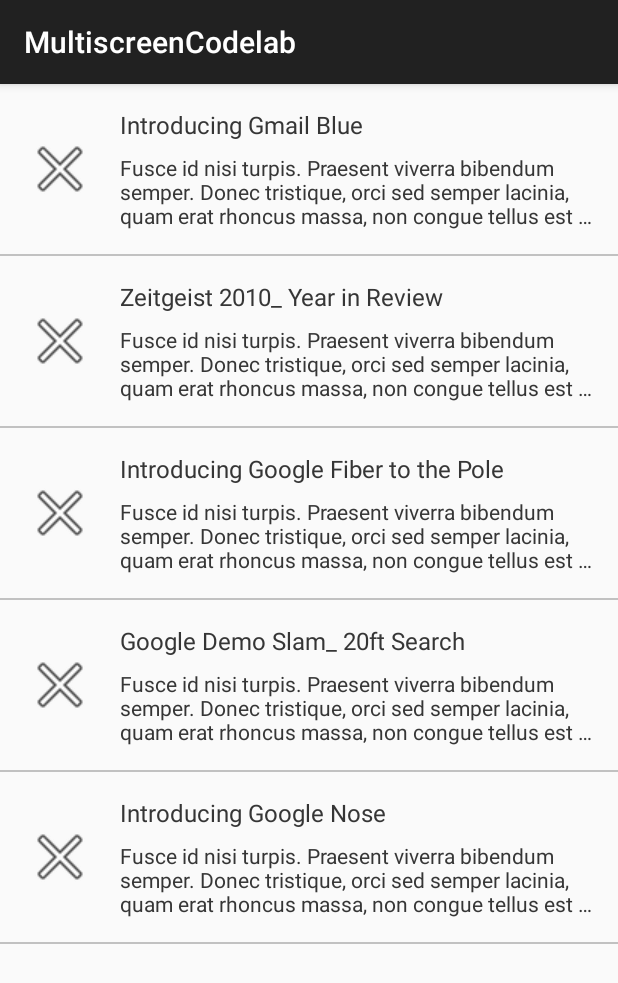
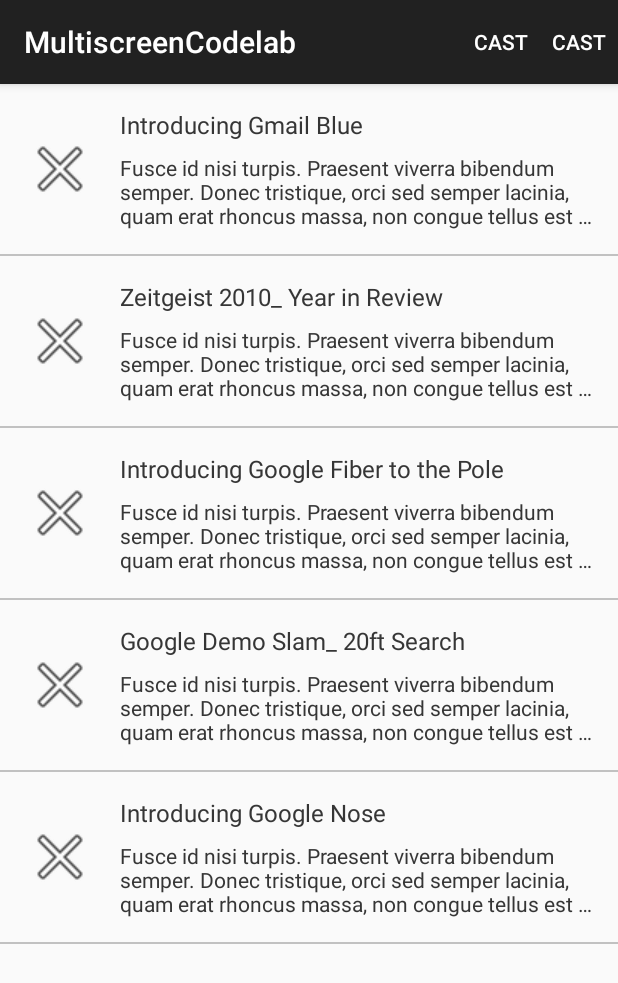
Before and after one commit to GDG-Korea/gdg_multiscreen_codelab, an Android app: the fragment MovieListFragment placed in its activity, on a phone screen of 412 x 824 dp. Shown: the top 983 px of the screen. Run offline under Robolectric (Android 15) with nearby library versions, the phone set to English and light mode, and no system bars; libraries missing offline, so code that uses them is left out: android.support.v7; pictures from the network do not load; 3 statements that could not run were skipped.

Commit message:
Google Cast: Step 1: Add basic cast feature
- Add MediaActionProvider to MovieListFragment
- Handle device discovery/selection
- Launch default media receiver

Signed-off-by: Taeho Kim <jyte82@gmail.com>

```diff
--- a/mobile/src/main/java/com/gdgkoreaandroid/multiscreencodelab/MovieListFragment.java
+++ b/mobile/src/main/java/com/gdgkoreaandroid/multiscreencodelab/MovieListFragment.java
@@ -3,12 +3,20 @@ package com.gdgkoreaandroid.multiscreencodelab;
 import android.app.Activity;
 import android.app.ListFragment;
 import android.os.Bundle;
+import android.support.v4.view.MenuItemCompat;
+import android.support.v7.app.MediaRouteActionProvider;
+import android.support.v7.media.MediaRouter;
 import android.view.Menu;
 import android.view.MenuInflater;
+import android.view.MenuItem;
 import android.view.View;
 import android.widget.ListView;
+import android.widget.Toast;
 
+import com.gdgkoreaandroid.multiscreencodelab.cast.CastListener;
 import com.gdgkoreaandroid.multiscreencodelab.data.MovieList;
+import com.google.android.gms.cast.CastDevice;
+import com.google.android.gms.common.ConnectionResult;
 
 /**
  * A MOVIE_LIST fragment representing a MOVIE_LIST of Movies. This fragment
@@ -19,7 +27,7 @@ import com.gdgkoreaandroid.multiscreencodelab.data.MovieList;
  * Activities containing this fragment MUST implement the {@link Callbacks}
  * interface.
  */
-public class MovieListFragment extends ListFragment{
+public class MovieListFragment extends ListFragment implements CastListener{
 
     /**
      * The serialization (saved instance state) Bundle key representing the
@@ -37,8 +45,6 @@ public class MovieListFragment extends ListFragment{
      * The current activated item position. Only used on tablets.
      */
     private int mActivatedPosition = ListView.INVALID_POSITION;
-
-
 
     /**
      * A callback interface that all activities containing this fragment must
@@ -74,16 +80,35 @@ public class MovieListFragment extends ListFragment{
         super.onCreate(savedInstanceState);
         MovieAdapter movieAdapter = new MovieAdapter(getActivity(), MovieList.MOVIE_LIST);
         setListAdapter(movieAdapter);
+
+        setHasOptionsMenu(true);
+    }
+
+    @Override
+    public void onStart() {
+        super.onStart();
+
     }
 
     @Override
     public void onResume() {
         super.onResume();
+        MyApplication.getCastManager().registerCastListener(this);
+        MyApplication.getCastManager().startDiscovery();
     }
 
     @Override
     public void onPause() {
         super.onPause();
+        MyApplication.getCastManager().stopDiscovery();
+        MyApplication.getCastManager().unregisterCastListener();
+    }
+
+    @Override
+    public void onStop() {
+        super.onStop();
+
+
     }
 
     @Override
@@ -159,5 +184,61 @@ public class MovieListFragment extends ListFragment{
     @Override
     public void onCreateOptionsMenu(Menu menu, MenuInflater inflater) {
         super.onCreateOptionsMenu(menu, inflater);
+        // Inflate menu
+        inflater.inflate(R.menu.fragment_movie_list, menu);
+
+        MenuItem castMenu = menu.findItem(R.id.media_route_menu_item);
+        MediaRouteActionProvider mediaRouteActionProvider =
+                (MediaRouteActionProvider) MenuItemCompat.getActionProvider(castMenu);
+        mediaRouteActionProvider.setRouteSelector(
+                MyApplication.getCastManager().getMediaRouteSelector());
+    }
+
+    @Override
+    public void onRouteSelected(MediaRouter router, MediaRouter.RouteInfo route) {
+        MyApplication.getCastManager().connect();
+    }
+
+    @Override
+    public void onRouteUnselected(MediaRouter router, MediaRouter.RouteInfo route) {
+
+    }
+
+    @Override
+    public void onConnected(Bundle bundle) {
+        CastDevice dev = MyApplication.getCastManager().getCurrentDevice();
+        Toast.makeText(getActivity(),
+                "Connected to " + dev.getFriendlyName(), Toast.LENGTH_SHORT).show();
+        MyApplication.getCastManager().launchApplication();
+    }
+
+    @Override
+    public void onConnectionSuspended(int cause) {
+
+    }
+
+    @Override
+    public void onConnectionFailed(ConnectionResult connectionResult) {
+        Toast.makeText(getActivity(), "Failed to connect", Toast.LENGTH_SHORT).show();
+    }
+
+    @Override
+    public void onApplicationLaunched(boolean wasLaunched) {
+
+    }
+
+    @Override
+    public void onApplicationStatusChanged() {
+
+    }
+
+    @Override
+    public void onVolumeChanged() {
+
+    }
+
+    @Override
+    public void onApplicationDisconnected(int statusCode) {
+
     }
 }
--- /dev/null
+++ b/mobile/src/main/res/menu/fragment_movie_list.xml
@@ -0,0 +1,12 @@
+<?xml version="1.0" encoding="utf-8"?>
+
+<menu xmlns:android="http://schemas.android.com/apk/res/android"
+    xmlns:app="http://schemas.android.com/apk/res-auto">
+
+    <item
+        android:id="@+id/media_route_menu_item"
+        android:title="@string/media_route_menu_title"
+        app:actionProviderClass="android.support.v7.app.MediaRouteActionProvider"
+        app:showAsAction="always"/>
+
+</menu>
```
